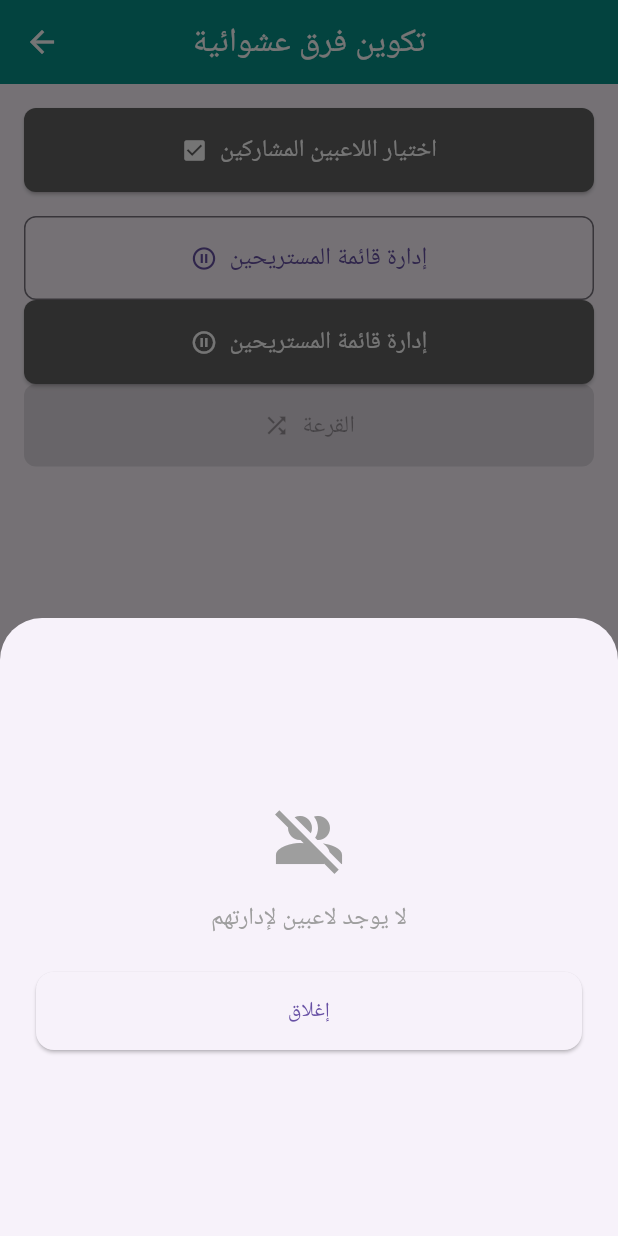
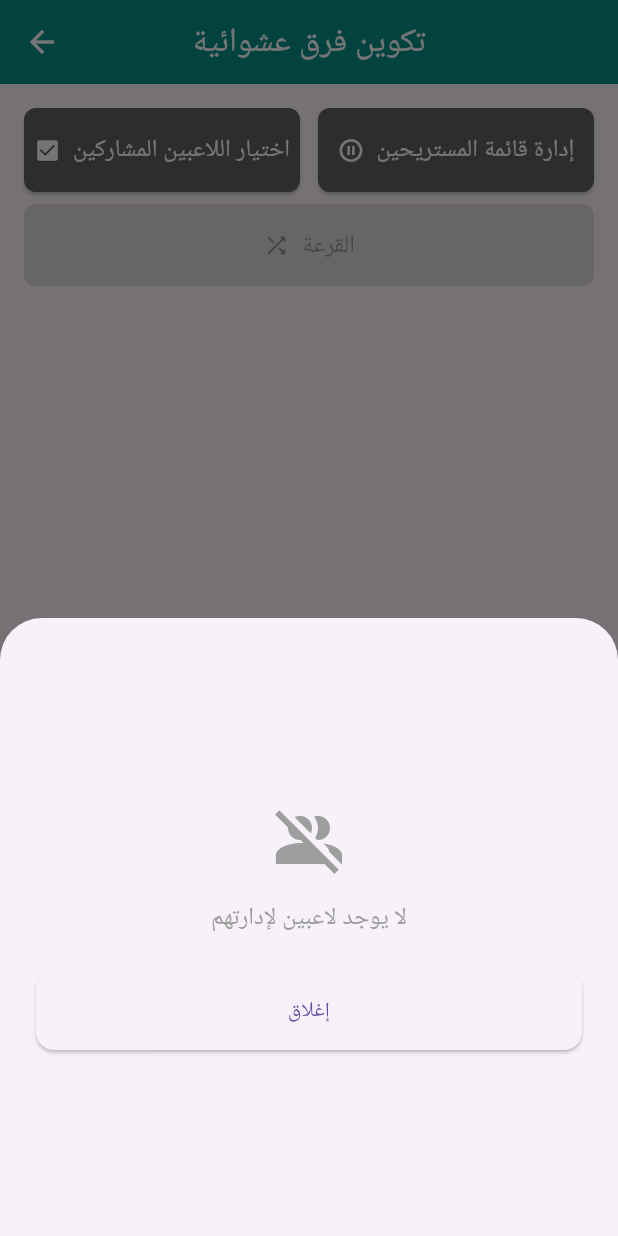
Before and after one commit to AiExpert1985/family_cards, a Flutter app: the RandomTeamsPage screen opened directly, after a tap on "إدارة قائمة المستريحين", on a phone screen of 412 x 824 dp. Run offline on Flutter 3.47's test engine with Material 3 defaults, Android fonts, the phone set to English and light mode, and no system bars; our stand-ins replace file_picker, flutter_riverpod, share_plus, shared_preferences; accounts and stored records are empty.

Commit message:
Align player management controls and styling

```diff
--- a/lib/pages/random_teams_page.dart
+++ b/lib/pages/random_teams_page.dart
@@ -236,9 +236,10 @@ class _RandomTeamsPageState extends ConsumerState<RandomTeamsPage> {
       body: Column(
         children: [
           Padding(
-            padding: const EdgeInsets.all(16.0),
-            child: SizedBox(
-              width: double.infinity,
+            padding: const EdgeInsets.fromLTRB(16, 16, 16, 8),
+            child: Row(
+              children: [
+                Expanded(
                   child: ElevatedButton.icon(
                     icon: const Icon(Icons.check_box),
                     label: Text(
@@ -258,31 +259,8 @@ class _RandomTeamsPageState extends ConsumerState<RandomTeamsPage> {
                     onPressed: _showPlayerSelectionDialog,
                   ),
                 ),
-          ),
-          Padding(
-            padding: const EdgeInsets.symmetric(horizontal: 16.0),
-            child: SizedBox(
-              width: double.infinity,
-              child: OutlinedButton.icon(
-                icon: const Icon(Icons.pause_circle_outline),
-                label: const Text(
-                  'إدارة قائمة المستريحين',
-                  style: TextStyle(fontSize: 16),
-                ),
-                style: OutlinedButton.styleFrom(
-                  padding: const EdgeInsets.symmetric(vertical: 16),
-                  shape: RoundedRectangleBorder(
-                    borderRadius: BorderRadius.circular(8),
-                  ),
-                ),
-                onPressed: _showManualRestManager,
-              ),
-            ),
-          ),
-          Padding(
-            padding: const EdgeInsets.symmetric(horizontal: 16.0),
-            child: SizedBox(
-              width: double.infinity,
+                const SizedBox(width: 12),
+                Expanded(
                   child: ElevatedButton.icon(
                     icon: const Icon(Icons.pause_circle_outline),
                     label: const Text(
@@ -299,6 +277,8 @@ class _RandomTeamsPageState extends ConsumerState<RandomTeamsPage> {
                     ),
                     onPressed: _showManualRestManager,
                   ),
+                ),
+              ],
             ),
           ),
           Padding(
--- a/lib/widgets/teams/manual_rest_manager_sheet.dart
+++ b/lib/widgets/teams/manual_rest_manager_sheet.dart
@@ -151,16 +151,26 @@ class _ManualRestManagerSheetState extends State<ManualRestManagerSheet> {
                       Expanded(
                         child: OutlinedButton.icon(
                           onPressed: _clearSelection,
-                          icon: const Icon(Icons.clear),
+                          icon: const Icon(Icons.clear_all, size: 18),
                           label: const Text('إزالة الكل'),
+                          style: OutlinedButton.styleFrom(
+                            foregroundColor: Colors.red,
+                            side: BorderSide(color: Colors.red.shade300),
+                            padding: const EdgeInsets.symmetric(vertical: 12),
+                          ),
                         ),
                       ),
                       const SizedBox(width: 12),
                       Expanded(
                         child: OutlinedButton.icon(
                           onPressed: _selectAll,
-                          icon: const Icon(Icons.done_all),
+                          icon: const Icon(Icons.select_all, size: 18),
                           label: const Text('تحديد الكل'),
+                          style: OutlinedButton.styleFrom(
+                            foregroundColor: Colors.blue,
+                            side: BorderSide(color: Colors.blue.shade300),
+                            padding: const EdgeInsets.symmetric(vertical: 12),
+                          ),
                         ),
                       ),
                     ],
@@ -221,9 +231,16 @@ class _ManualRestManagerSheetState extends State<ManualRestManagerSheet> {
               child: Row(
                 children: [
                   Expanded(
-                    child: OutlinedButton(
+                    child: TextButton(
                       onPressed: () => Navigator.of(context).pop(),
-                      child: const Text('إلغاء'),
+                      style: TextButton.styleFrom(
+                        foregroundColor: Colors.grey.shade600,
+                        padding: const EdgeInsets.symmetric(vertical: 16),
+                      ),
+                      child: const Text(
+                        'إلغاء',
+                        style: TextStyle(fontSize: 16),
+                      ),
                     ),
                   ),
                   const SizedBox(width: 12),
@@ -232,9 +249,20 @@ class _ManualRestManagerSheetState extends State<ManualRestManagerSheet> {
                       onPressed:
                           () => Navigator.of(context).pop(_currentRestingIds),
                       style: ElevatedButton.styleFrom(
-                        padding: const EdgeInsets.symmetric(vertical: 14),
+                        backgroundColor: Colors.teal,
+                        foregroundColor: Colors.white,
+                        padding: const EdgeInsets.symmetric(vertical: 16),
+                        shape: RoundedRectangleBorder(
+                          borderRadius: BorderRadius.circular(8),
+                        ),
                       ),
-                      child: const Text('حفظ التعديلات'),
+                      child: const Text(
+                        'حفظ التعديلات',
+                        style: TextStyle(
+                          fontSize: 16,
+                          fontWeight: FontWeight.bold,
+                        ),
+                      ),
                     ),
                   ),
                 ],
```
Lines whose indentation alone changed are shown as unchanged.
